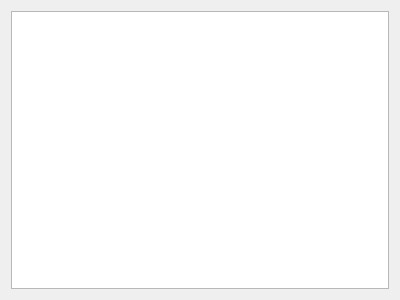
Old version of the form OTModules/wFonts/Widgets/wdgchars.ui in the repository pietr26/OMSI-Tools.
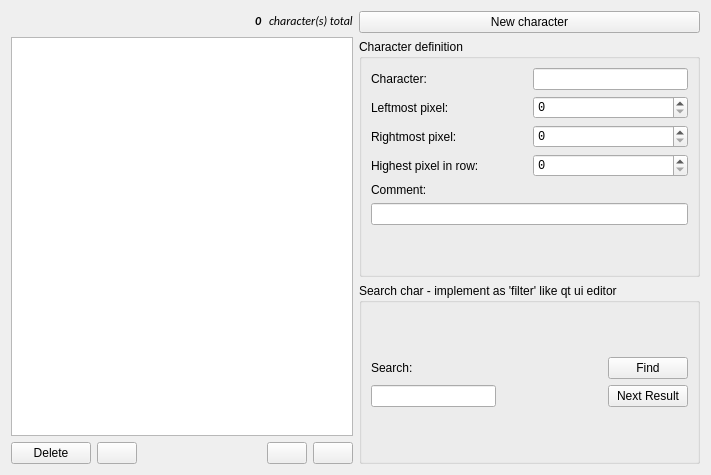
New version of the form. Icons and pictures are not drawn.

Commit message: Base functionality of new wFonts; Use of pointer font model

The edit to the form file:
```diff
--- a/OTModules/wFonts/Widgets/wdgchars.ui
+++ b/OTModules/wFonts/Widgets/wdgchars.ui
@@ -6,16 +6,457 @@
    <rect>
     <x>0</x>
     <y>0</y>
-    <width>400</width>
-    <height>300</height>
+    <width>711</width>
+    <height>475</height>
    </rect>
   </property>
   <property name="windowTitle">
    <string notr="true">wdgChars</string>
   </property>
-  <layout class="QVBoxLayout" name="verticalLayout">
+  <layout class="QHBoxLayout" name="horizontalLayout">
    <item>
-    <widget class="QListWidget" name="listWidget"/>
+    <layout class="QVBoxLayout" name="verticalLayout_3">
+     <item>
+      <layout class="QHBoxLayout" name="horizontalLayout_3">
+       <item>
+        <spacer name="horizontalSpacer">
+         <property name="orientation">
+          <enum>Qt::Horizontal</enum>
+         </property>
+         <property name="sizeHint" stdset="0">
+          <size>
+           <width>40</width>
+           <height>20</height>
+          </size>
+         </property>
+        </spacer>
+       </item>
+       <item>
+        <widget class="QLabel" name="lblCharCount">
+         <property name="font">
+          <font>
+           <family>Calibri</family>
+           <pointsize>9</pointsize>
+           <italic>true</italic>
+           <bold>true</bold>
+          </font>
+         </property>
+         <property name="toolTip">
+          <string/>
+         </property>
+         <property name="text">
+          <string notr="true">0</string>
+         </property>
+        </widget>
+       </item>
+       <item>
+        <widget class="QLabel" name="lblCharCountText">
+         <property name="font">
+          <font>
+           <family>Calibri</family>
+           <pointsize>9</pointsize>
+           <italic>true</italic>
+          </font>
+         </property>
+         <property name="toolTip">
+          <string/>
+         </property>
+         <property name="text">
+          <string>character(s) total</string>
+         </property>
+        </widget>
+       </item>
+      </layout>
+     </item>
+     <item>
+      <widget class="QListView" name="lvwChars">
+       <property name="font">
+        <font>
+         <family>Consolas</family>
+        </font>
+       </property>
+       <property name="tabKeyNavigation">
+        <bool>false</bool>
+       </property>
+       <property name="dragEnabled">
+        <bool>true</bool>
+       </property>
+       <property name="dragDropMode">
+        <enum>QAbstractItemView::NoDragDrop</enum>
+       </property>
+       <property name="selectionMode">
+        <enum>QAbstractItemView::SingleSelection</enum>
+       </property>
+      </widget>
+     </item>
+     <item>
+      <layout class="QHBoxLayout" name="horizontalLayout_4">
+       <item>
+        <widget class="QPushButton" name="btnDeleteSelection">
+         <property name="enabled">
+          <bool>true</bool>
+         </property>
+         <property name="text">
+          <string>Delete</string>
+         </property>
+        </widget>
+       </item>
+       <item>
+        <widget class="QPushButton" name="btnEditorPreferences">
+         <property name="text">
+          <string/>
+         </property>
+         <property name="icon">
+          <iconset theme="document-properties"/>
+         </property>
+         <property name="flat">
+          <bool>false</bool>
+         </property>
+        </widget>
+       </item>
+       <item>
+        <spacer name="horizontalSpacer_3">
+         <property name="orientation">
+          <enum>Qt::Horizontal</enum>
+         </property>
+         <property name="sizeHint" stdset="0">
+          <size>
+           <width>40</width>
+           <height>20</height>
+          </size>
+         </property>
+        </spacer>
+       </item>
+       <item>
+        <widget class="QPushButton" name="btnMoveUp">
+         <property name="enabled">
+          <bool>true</bool>
+         </property>
+         <property name="font">
+          <font>
+           <kerning>true</kerning>
+          </font>
+         </property>
+         <property name="text">
+          <string/>
+         </property>
+         <property name="icon">
+          <iconset theme="go-up"/>
+         </property>
+         <property name="autoRepeat">
+          <bool>true</bool>
+         </property>
+         <property name="autoRepeatInterval">
+          <number>25</number>
+         </property>
+         <property name="autoDefault">
+          <bool>false</bool>
+         </property>
+        </widget>
+       </item>
+       <item>
+        <widget class="QPushButton" name="btnMoveDown">
+         <property name="enabled">
+          <bool>true</bool>
+         </property>
+         <property name="text">
+          <string/>
+         </property>
+         <property name="icon">
+          <iconset theme="go-down"/>
+         </property>
+         <property name="autoRepeat">
+          <bool>true</bool>
+         </property>
+         <property name="autoRepeatInterval">
+          <number>25</number>
+         </property>
+         <property name="autoDefault">
+          <bool>false</bool>
+         </property>
+        </widget>
+       </item>
+      </layout>
+     </item>
+    </layout>
+   </item>
+   <item>
+    <layout class="QVBoxLayout" name="verticalLayout_4">
+     <item>
+      <widget class="QPushButton" name="btnNewChar">
+       <property name="text">
+        <string>New character</string>
+       </property>
+      </widget>
+     </item>
+     <item>
+      <widget class="QGroupBox" name="gbxCharEdit">
+       <property name="sizePolicy">
+        <sizepolicy hsizetype="Preferred" vsizetype="Fixed">
+         <horstretch>0</horstretch>
+         <verstretch>0</verstretch>
+        </sizepolicy>
+       </property>
+       <property name="title">
+        <string>Character definition</string>
+       </property>
+       <layout class="QVBoxLayout" name="verticalLayout_2">
+        <item>
+         <layout class="QGridLayout" name="gridLayout_2">
+          <property name="sizeConstraint">
+           <enum>QLayout::SetDefaultConstraint</enum>
+          </property>
+          <item row="7" column="0" colspan="4">
+           <widget class="QLineEdit" name="ledComment">
+            <property name="enabled">
+             <bool>true</bool>
+            </property>
+            <property name="clearButtonEnabled">
+             <bool>true</bool>
+            </property>
+           </widget>
+          </item>
+          <item row="0" column="0" colspan="2">
+           <widget class="QLabel" name="lblCharacter">
+            <property name="toolTip">
+             <string/>
+            </property>
+            <property name="text">
+             <string>Character:</string>
+            </property>
+            <property name="buddy">
+             <cstring>ledCharacter</cstring>
+            </property>
+           </widget>
+          </item>
+          <item row="6" column="0" colspan="4">
+           <widget class="QLabel" name="lblComment">
+            <property name="toolTip">
+             <string/>
+            </property>
+            <property name="text">
+             <string>Comment:</string>
+            </property>
+            <property name="buddy">
+             <cstring>ledComment</cstring>
+            </property>
+           </widget>
+          </item>
+          <item row="2" column="0" rowspan="2" colspan="2">
+           <widget class="QLabel" name="lblRightPixel">
+            <property name="toolTip">
+             <string/>
+            </property>
+            <property name="text">
+             <string>Rightmost pixel:</string>
+            </property>
+            <property name="buddy">
+             <cstring>sbxRightPixel</cstring>
+            </property>
+           </widget>
+          </item>
+          <item row="4" column="0" rowspan="2" colspan="2">
+           <widget class="QLabel" name="lblHighestPixelInFontRow">
+            <property name="font">
+             <font>
+              <family>Segoe UI</family>
+             </font>
+            </property>
+            <property name="toolTip">
+             <string/>
+            </property>
+            <property name="text">
+             <string>Highest pixel in row:</string>
+            </property>
+            <property name="buddy">
+             <cstring>sbxHighestPixelInFontRow</cstring>
+            </property>
+           </widget>
+          </item>
+          <item row="0" column="2" colspan="2">
+           <widget class="QLineEdit" name="ledCharacter">
+            <property name="enabled">
+             <bool>true</bool>
+            </property>
+            <property name="font">
+             <font>
+              <family>Consolas</family>
+             </font>
+            </property>
+            <property name="toolTip">
+             <string/>
+            </property>
+            <property name="maxLength">
+             <number>1</number>
+            </property>
+            <property name="cursorMoveStyle">
+             <enum>Qt::LogicalMoveStyle</enum>
+            </property>
+            <property name="clearButtonEnabled">
+             <bool>false</bool>
+            </property>
+           </widget>
+          </item>
+          <item row="1" column="0" colspan="2">
+           <widget class="QLabel" name="lblLeftPixel">
+            <property name="toolTip">
+             <string/>
+            </property>
+            <property name="text">
+             <string>Leftmost pixel:</string>
+            </property>
+            <property name="buddy">
+             <cstring>sbxLeftPixel</cstring>
+            </property>
+           </widget>
+          </item>
+          <item row="4" column="2" rowspan="2" colspan="2">
+           <widget class="QSpinBox" name="sbxHighestPixelInFontRow">
+            <property name="font">
+             <font>
+              <family>Consolas</family>
+             </font>
+            </property>
+            <property name="maximum">
+             <number>10000</number>
+            </property>
+           </widget>
+          </item>
+          <item row="2" column="2" rowspan="2" colspan="2">
+           <widget class="QSpinBox" name="sbxRightPixel">
+            <property name="font">
+             <font>
+              <family>Consolas</family>
+             </font>
+            </property>
+            <property name="maximum">
+             <number>10000</number>
+            </property>
+           </widget>
+          </item>
+          <item row="1" column="2" colspan="2">
+           <widget class="QSpinBox" name="sbxLeftPixel">
+            <property name="font">
+             <font>
+              <family>Consolas</family>
+             </font>
+            </property>
+            <property name="maximum">
+             <number>10000</number>
+            </property>
+           </widget>
+          </item>
+         </layout>
+        </item>
+        <item>
+         <spacer name="verticalSpacer">
+          <property name="orientation">
+           <enum>Qt::Vertical</enum>
+          </property>
+          <property name="sizeType">
+           <enum>QSizePolicy::Maximum</enum>
+          </property>
+          <property name="sizeHint" stdset="0">
+           <size>
+            <width>20</width>
+            <height>40</height>
+           </size>
+          </property>
+         </spacer>
+        </item>
+       </layout>
+      </widget>
+     </item>
+     <item>
+      <widget class="QGroupBox" name="gbxSearchChar">
+       <property name="title">
+        <string>Search char - implement as 'filter' like qt ui editor</string>
+       </property>
+       <layout class="QVBoxLayout" name="verticalLayout_5">
+        <item>
+         <layout class="QGridLayout" name="gridLayout_3">
+          <item row="1" column="2">
+           <widget class="QPushButton" name="btnNextResult">
+            <property name="text">
+             <string>Next Result</string>
+            </property>
+            <property name="shortcut">
+             <string notr="true">F3</string>
+            </property>
+            <property name="autoDefault">
+             <bool>false</bool>
+            </property>
+            <property name="default">
+             <bool>false</bool>
+            </property>
+            <property name="flat">
+             <bool>false</bool>
+            </property>
+           </widget>
+          </item>
+          <item row="1" column="0">
+           <widget class="QLineEdit" name="ledSearch">
+            <property name="sizePolicy">
+             <sizepolicy hsizetype="Fixed" vsizetype="Fixed">
+              <horstretch>0</horstretch>
+              <verstretch>0</verstretch>
+             </sizepolicy>
+            </property>
+            <property name="font">
+             <font>
+              <family>Consolas</family>
+             </font>
+            </property>
+            <property name="maxLength">
+             <number>1</number>
+            </property>
+           </widget>
+          </item>
+          <item row="0" column="0">
+           <widget class="QLabel" name="lblSearch">
+            <property name="text">
+             <string>Search:</string>
+            </property>
+            <property name="buddy">
+             <cstring>ledSearch</cstring>
+            </property>
+           </widget>
+          </item>
+          <item row="0" column="2">
+           <widget class="QPushButton" name="btnFind">
+            <property name="text">
+             <string>Find</string>
+            </property>
+            <property name="autoDefault">
+             <bool>false</bool>
+            </property>
+            <property name="default">
+             <bool>false</bool>
+            </property>
+            <property name="flat">
+             <bool>false</bool>
+            </property>
+           </widget>
+          </item>
+          <item row="0" column="1" rowspan="2">
+           <spacer name="horizontalSpacer_5">
+            <property name="orientation">
+             <enum>Qt::Horizontal</enum>
+            </property>
+            <property name="sizeHint" stdset="0">
+             <size>
+              <width>40</width>
+              <height>20</height>
+             </size>
+            </property>
+           </spacer>
+          </item>
+         </layout>
+        </item>
+       </layout>
+      </widget>
+     </item>
+    </layout>
    </item>
   </layout>
  </widget>
```
The commit also changes 12 other files.
